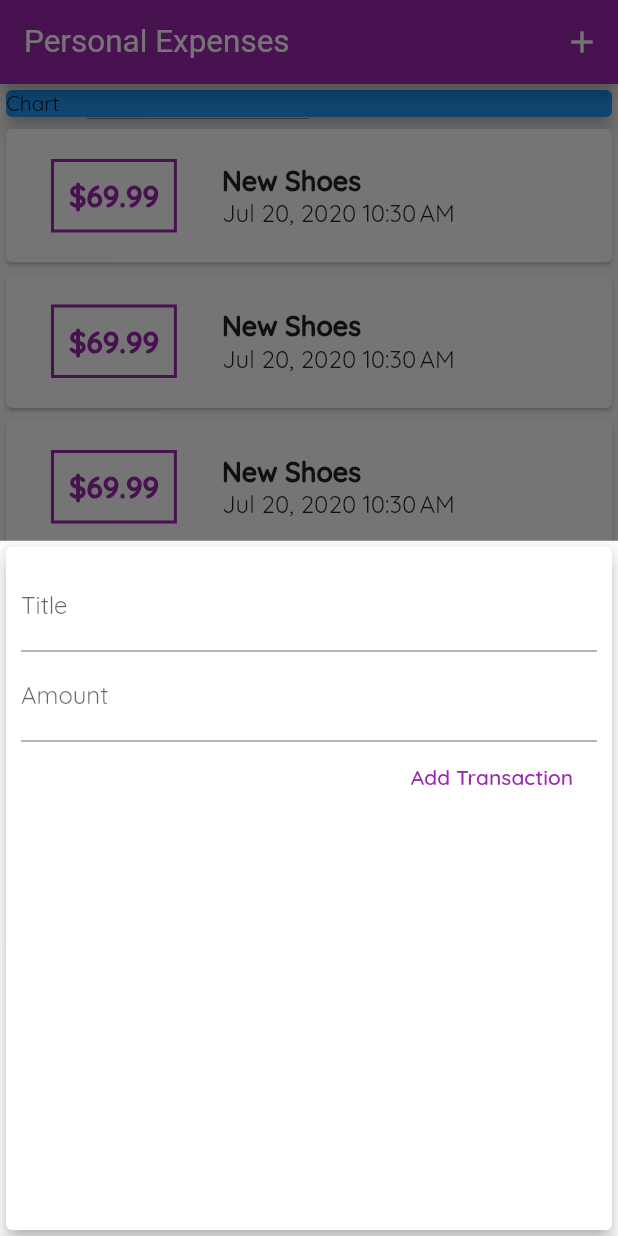
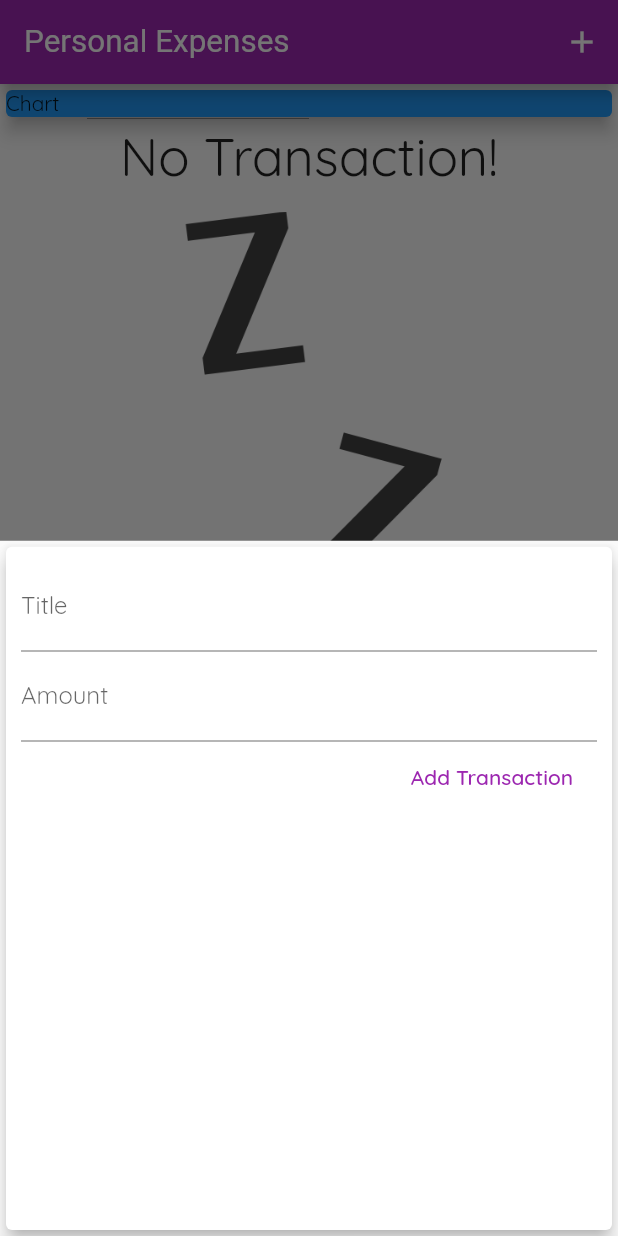
Before and after one commit to Amitpatil215/Expense-Tracker, a Flutter app: the screen it shows after launch, after a tap on the "add" icon, on a phone screen of 412 x 824 dp. Run offline on Flutter 3.47's test engine with Material 2 defaults, Android fonts, the phone set to English and light mode, and no system bars; Roboto replaces fonts that are missing (OpenSens).

Commit message:
No transaction Image Added

```diff
--- a/lib/main.dart
+++ b/lib/main.dart
@@ -1,5 +1,4 @@
 import 'package:flutter/material.dart';
-
 import './model/transaction.dart';
 import './widgets/new_transaction.dart';
 import './widgets/transaction_list.dart';
@@ -23,7 +22,6 @@ void main() {
             color: Colors.black,
           )
             ),
-
       ),
     ),
     debugShowCheckedModeBanner: false,
@@ -38,6 +36,8 @@ class MyHomePage extends StatefulWidget {
 
 class _MyHomePageState extends State<MyHomePage> {
   final List<Transaction> _userTransactions = [
+   /* Transaction(
+        id: "t1", title: "New Shoes", amount: 69.99, date: DateTime.now()),
     Transaction(
         id: "t1", title: "New Shoes", amount: 69.99, date: DateTime.now()),
     Transaction(
@@ -53,7 +53,7 @@ class _MyHomePageState extends State<MyHomePage> {
       title: "Weekly Groceries",
       amount: 16.53,
       date: DateTime.now(),
-    ),
+    ),*/
   ];
 
   void _addNewTransaction(String txTitle, double txAmount) {
@@ -94,8 +94,7 @@ class _MyHomePageState extends State<MyHomePage> {
           )
         ],
       ),
-      body: SingleChildScrollView(
-        child: Column(
+      body: Column(
         children: <Widget>[
           Container(
             width: double.infinity,
@@ -108,7 +107,6 @@ class _MyHomePageState extends State<MyHomePage> {
           TransactionList(_userTransactions),
         ],
       ),
-      ),
       floatingActionButton: FloatingActionButton(
         child: Icon(Icons.add),
         onPressed: () {
--- a/lib/widgets/transaction_list.dart
+++ b/lib/widgets/transaction_list.dart
@@ -1,3 +1,5 @@
+import 'dart:ui';
+
 import 'package:flutter/material.dart';
 import 'package:intl/intl.dart';
 import '../model/transaction.dart';
@@ -10,8 +12,20 @@ class TransactionList extends StatelessWidget {
   @override
   Widget build(BuildContext context) {
     return Container(
-      height: 500,
-      child: ListView.builder(
+      height: MediaQuery.of(context).size.height*0.8,
+      //height: 300,
+      child: fetchedTransactionList.isEmpty?
+          Column(
+           children: <Widget>[Text("No Transaction!",style: TextStyle(fontSize: 35),),
+           Padding(
+             padding:  EdgeInsets.only(top:15.0),
+             child: SizedBox(
+             height: 400
+             ,child: Image.asset('assets/images/waiting.png',fit: BoxFit.cover,)),
+           ),
+           ],
+          )
+          : ListView.builder(
         itemCount:fetchedTransactionList.length ,
         itemBuilder: (anyContext,index){
           return Card(
@@ -30,7 +44,7 @@ class TransactionList extends StatelessWidget {
                   ),
                   padding: EdgeInsets.all(10),
                   child: Text(
-                    "\$${fetchedTransactionList[index].amount.toStringAsFixed(2)}",
+                    "₹ ${fetchedTransactionList[index].amount.toStringAsFixed(2)}",
                     style: TextStyle(
                       fontWeight: FontWeight.bold,
                       fontSize: 20,
--- a/pubspec.yaml
+++ b/pubspec.yaml
@@ -45,8 +45,8 @@ flutter:
   uses-material-design: true
 
   # To add assets to your application, add an assets section, like this:
-  # assets:
-  #   - images/a_dot_burr.jpeg
+  assets:
+     - assets/images/waiting.png
   #   - images/a_dot_ham.jpeg
 
   # An image asset can refer to one or more resolution-specific "variants", see
```
Lines whose indentation alone changed are shown as unchanged.
